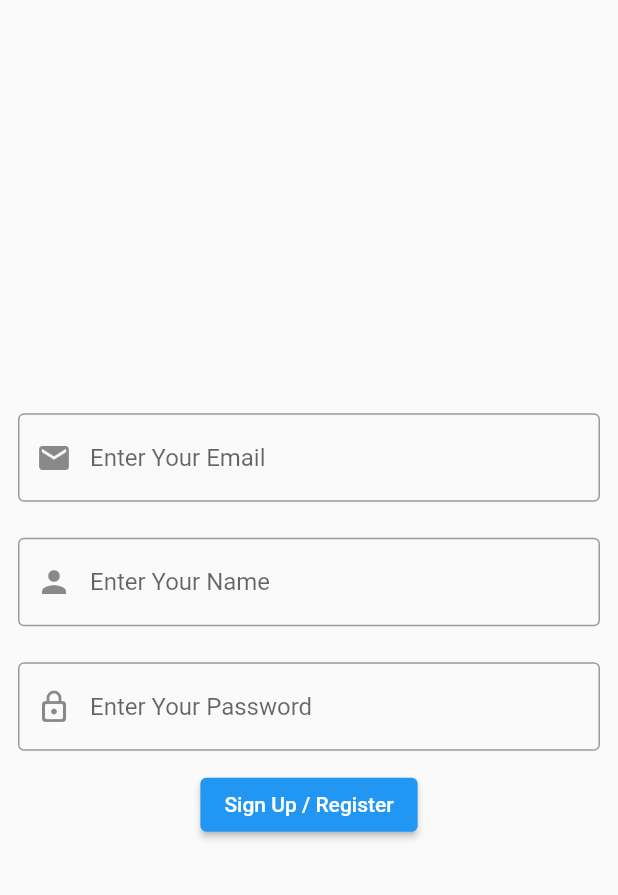
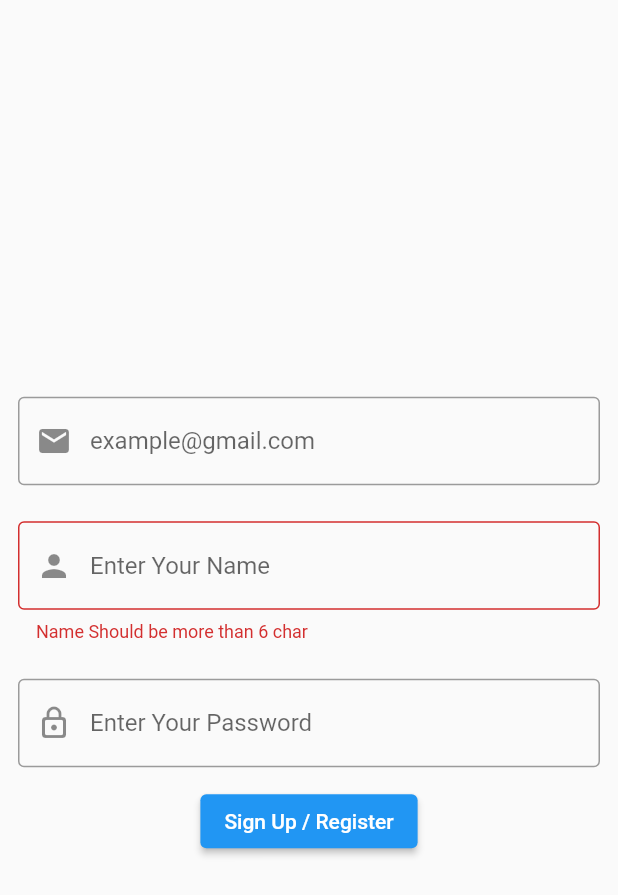
Before and after one commit to Youssefguba/SW25_App, a Flutter app: the RegisterPage screen opened directly, after a tap on "Sign Up / Register", on a phone screen of 412 x 824 dp. Shown: the top 895 px of the screen. Run offline on Flutter 3.47's test engine with Material 2 defaults, Android fonts, the phone set to English and light mode, and no system bars; our stand-ins replace carousel_slider, dio.

Commit message:
some updates.

```diff
--- a/lib/screens/register_screen.dart
+++ b/lib/screens/register_screen.dart
@@ -1,18 +1,28 @@
+import 'package:ecommerce_app_sw25/screens/home_screen.dart';
 import 'package:ecommerce_app_sw25/screens/login_screen.dart';
 import 'package:flutter/material.dart';
 import 'package:dio/dio.dart';
 
+class RegisterPage extends StatefulWidget {
+  @override
+  State<RegisterPage> createState() => _RegisterPageState();
+}
 
-class RegisterPage extends StatelessWidget {
+class _RegisterPageState extends State<RegisterPage> {
+  final TextEditingController emailController = TextEditingController();
 
-  final TextEditingController emailController = TextEditingController();
   final TextEditingController nameController = TextEditingController();
+
   final TextEditingController passwordController = TextEditingController();
+
+  final GlobalKey<FormState> formKey = GlobalKey();
 
   @override
   Widget build(BuildContext context) {
     return Scaffold(
       body: SafeArea(
+        child: Form(
+          key: formKey,
           child: Column(
             mainAxisAlignment: MainAxisAlignment.center,
             children: [
@@ -21,7 +31,7 @@ class RegisterPage extends StatelessWidget {
                 child: TextFormField(
                   controller: emailController,
                   decoration: InputDecoration(
-                  hintText: "Enter Your Email",
+                    hintText: "example@gmail.com",
                     prefixIcon: Icon(Icons.email),
                     border: OutlineInputBorder(
                       borderSide: BorderSide(
@@ -36,6 +46,12 @@ class RegisterPage extends StatelessWidget {
                 padding: EdgeInsets.symmetric(horizontal: 12, vertical: 12),
                 child: TextFormField(
                   controller: nameController,
+                  validator: (text) {
+                    if (text!.length < 6) {
+                      return "Name Should be more than 6 char";
+                    }
+                    return null;
+                  },
                   decoration: InputDecoration(
                     hintText: "Enter Your Name",
                     prefixIcon: Icon(Icons.person),
@@ -67,14 +83,14 @@ class RegisterPage extends StatelessWidget {
               ),
               ElevatedButton(
                 onPressed: () {
-                print(emailController.text);
-                print(nameController.text);
-                print(passwordController.text);
+                  if (formKey.currentState!.validate()) {
                     register();
+                  }
                 },
                 child: Text('Sign Up / Register'),
               ),
             ],
+          ),
         ),
       ),
     );
@@ -82,16 +98,23 @@ class RegisterPage extends StatelessWidget {
 
   void register() async {
     try {
-      var response = await Dio().post('https://api.escuelajs.co/api/v1/users/',
-          data: {
+      var response = await Dio().post('https://api.escuelajs.co/api/v1/users/', data: {
         "name": nameController.text,
         "email": emailController.text,
         "password": passwordController.text,
         "avatar": "https://api.lorem.space/image/face?w=640&h=480"
       });
-      print(response);
-      print('Hello World!!');
+
+      Navigator.of(context).push(MaterialPageRoute(builder: (context) {
+        return HomeScreen();
+      }));
     } catch (e) {
+      ScaffoldMessenger.of(context).showSnackBar(
+        SnackBar(
+          content: Text('Error in email or password'),
+          backgroundColor: Colors.red,
+        ),
+      );
       print(e);
     }
   }
```
Lines whose indentation alone changed are shown as unchanged.
